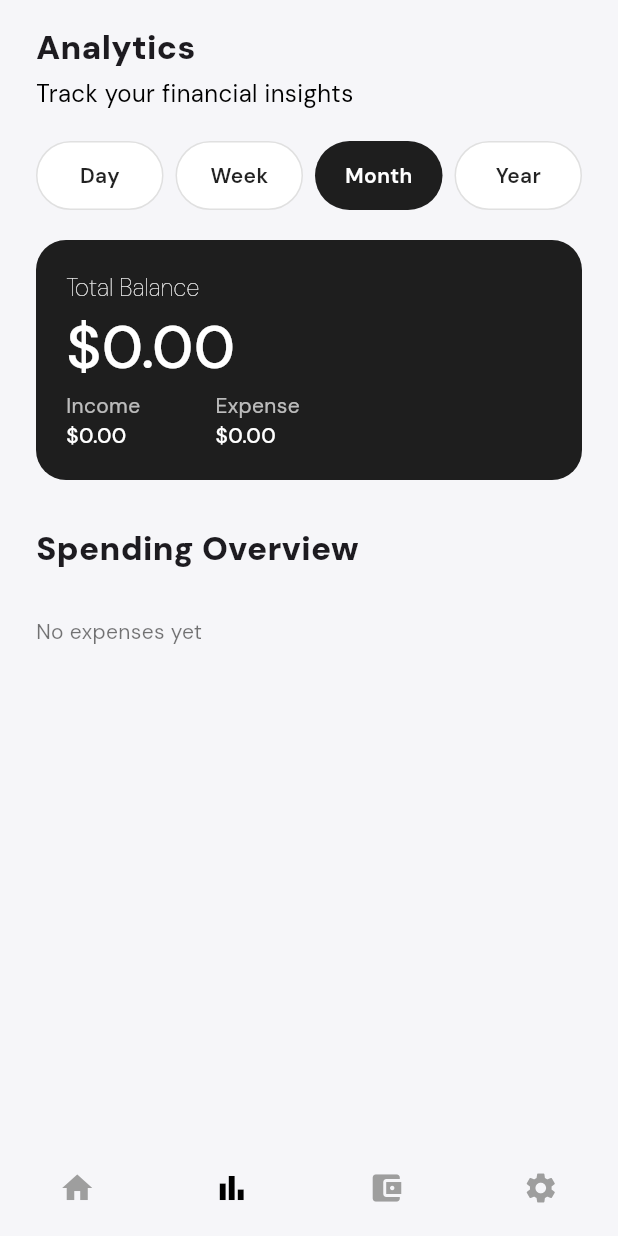
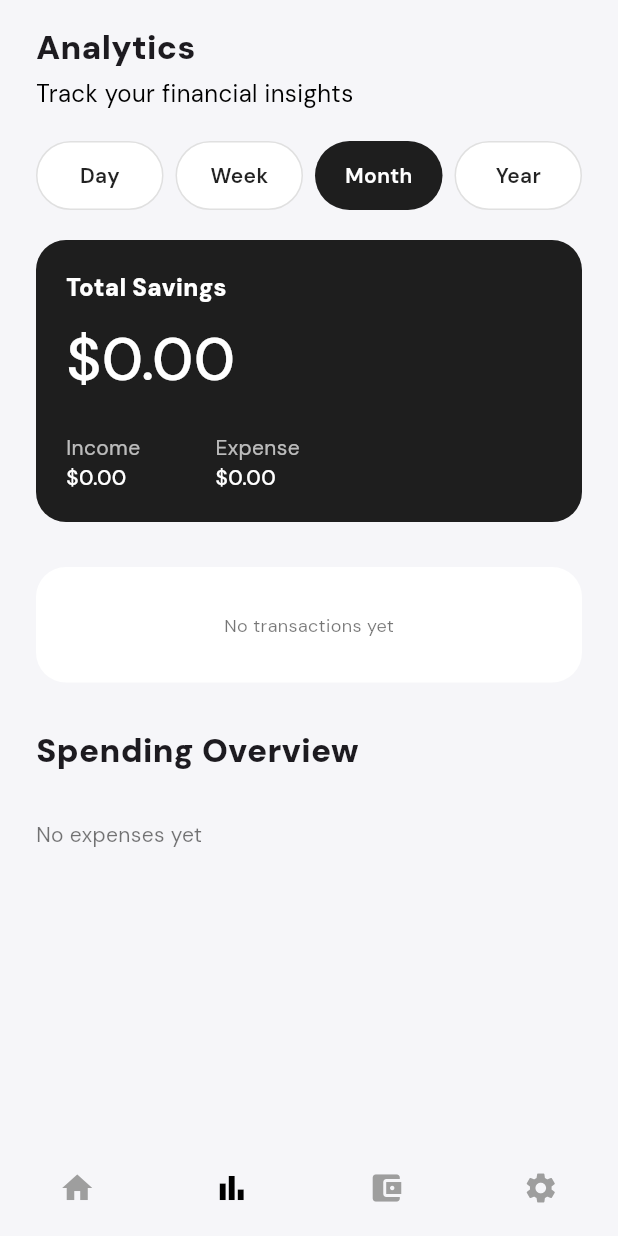
Before and after one commit to Lososel/fintrack-app, a Flutter app: the AnalyticsScreen screen opened directly, on a phone screen of 412 x 824 dp. Run offline on Flutter 3.47's test engine with Material 3 defaults, Android fonts, the phone set to English and light mode, and no system bars; our stand-ins replace fl_chart, google_fonts.

Commit message:
feat: add charts

```diff
--- a/lib/components/cards/balance_card.dart
+++ b/lib/components/cards/balance_card.dart
@@ -4,16 +4,23 @@ class BalanceCard extends StatelessWidget {
   final double totalBalance;
   final double income;
   final double expense;
+  final String? title;
+  final bool showSavingsPercentage;
 
   const BalanceCard({
     super.key,
     required this.totalBalance,
     required this.income,
     required this.expense,
+    this.title,
+    this.showSavingsPercentage = false,
   });
 
   @override
   Widget build(BuildContext context) {
+    final displayTitle = title ?? "Total Balance";
+    final savingsPercentage = income > 0 ? (totalBalance / income) * 100 : 0.0;
+
     return Container(
       padding: const EdgeInsets.all(20),
       decoration: BoxDecoration(
@@ -23,15 +30,15 @@ class BalanceCard extends StatelessWidget {
       child: Column(
         crossAxisAlignment: CrossAxisAlignment.start,
         children: [
-          const Text(
-            "Total Balance",
-            style: TextStyle(
+          Text(
+            displayTitle,
+            style: const TextStyle(
               color: Colors.white,
               fontSize: 16,
-              fontWeight: FontWeight.w100,
+              fontWeight: FontWeight.w900,
             ),
           ),
-
+          const SizedBox(height: 8),
           Text(
             "\$${totalBalance.toStringAsFixed(2)}",
             style: const TextStyle(
@@ -40,7 +47,34 @@ class BalanceCard extends StatelessWidget {
               fontWeight: FontWeight.w500,
             ),
           ),
-
+          if (showSavingsPercentage && income > 0) ...[
+            const SizedBox(height: 20),
+            Row(
+              children: [
+                Expanded(
+                  child: ClipRRect(
+                    borderRadius: BorderRadius.circular(4),
+                    child: LinearProgressIndicator(
+                      value: savingsPercentage / 100,
+                      minHeight: 8,
+                      backgroundColor: Colors.white.withOpacity(0.2),
+                      valueColor: const AlwaysStoppedAnimation<Color>(Colors.white),
+                    ),
+                  ),
+                ),
+                const SizedBox(width: 8),
+                Text(
+                  "${savingsPercentage.toStringAsFixed(1)}%",
+                  style: const TextStyle(
+                    color: Colors.white,
+                    fontSize: 14,
+                    fontWeight: FontWeight.w500,
+                  ),
+                ),
+              ],
+            ),
+          ],
+          const SizedBox(height: 20),
           Row(
             children: [
               _info("Income", income),
--- a/lib/components/charts/spending_pie_chart.dart
+++ b/lib/components/charts/spending_pie_chart.dart
@@ -188,7 +188,7 @@ class _SpendingPieChartState extends State<SpendingPieChart> {
       );
     } else {
       return const Text(
-        'Tap to see amount',
+        'Tap',
         style: TextStyle(
           fontSize: 12,
           color: Colors.black54,
--- a/lib/screens/analytics/analytics_screen.dart
+++ b/lib/screens/analytics/analytics_screen.dart
@@ -5,6 +5,7 @@ import 'package:fintrack_app/services/transaction_service.dart';
 import 'package:fintrack_app/utils/analytics_calculator.dart';
 import 'widgets/spending_overview.dart';
 import 'widgets/time_period_selector.dart';
+import 'widgets/income_expense_trend_chart.dart';
 
 class AnalyticsScreen extends StatefulWidget {
   const AnalyticsScreen({super.key});
@@ -77,6 +78,14 @@ class _AnalyticsScreenState extends State<AnalyticsScreen> {
                 totalBalance: totals['total']!,
                 income: totals['income']!,
                 expense: totals['expense']!,
+                title: "Total Savings",
+                showSavingsPercentage: true,
+              ),
+              const SizedBox(height: 30),
+
+              IncomeExpenseTrendChart(
+                transactions: _transactionService.transactions,
+                selectedPeriod: _selectedPeriod,
               ),
               const SizedBox(height: 30),
               const SpendingOverview(),
--- /dev/null
+++ b/lib/screens/analytics/widgets/income_expense_trend_chart.dart
@@ -0,0 +1,405 @@
+import 'package:flutter/material.dart';
+import 'package:fl_chart/fl_chart.dart';
+import 'package:fintrack_app/models/transaction_model.dart';
+import 'package:fintrack_app/screens/analytics/widgets/time_period_selector.dart';
+
+class IncomeExpenseTrendChart extends StatefulWidget {
+  final List<TransactionModel> transactions;
+  final TimePeriod selectedPeriod;
+
+  const IncomeExpenseTrendChart({
+    super.key,
+    required this.transactions,
+    required this.selectedPeriod,
+  });
+
+  @override
+  State<IncomeExpenseTrendChart> createState() => _IncomeExpenseTrendChartState();
+}
+
+class _IncomeExpenseTrendChartState extends State<IncomeExpenseTrendChart> {
+  List<FlSpot>? _incomeSpots;
+  List<FlSpot>? _expenseSpots;
+  List<String>? _xAxisLabels;
+  double? _maxY;
+
+  @override
+  void initState() {
+    super.initState();
+    _calculateData();
+  }
+
+  @override
+  void didUpdateWidget(IncomeExpenseTrendChart oldWidget) {
+    super.didUpdateWidget(oldWidget);
+    if (oldWidget.selectedPeriod != widget.selectedPeriod ||
+        oldWidget.transactions != widget.transactions) {
+      _calculateData();
+    }
+  }
+
+  void _calculateData() {
+    final now = DateTime.now();
+    DateTime startDate;
+    int numberOfPoints;
+
+    switch (widget.selectedPeriod) {
+      case TimePeriod.day:
+        startDate = DateTime(now.year, now.month, now.day);
+        numberOfPoints = 24; // Hours in a day
+        break;
+      case TimePeriod.week:
+        startDate = now.subtract(Duration(days: now.weekday - 1));
+        startDate = DateTime(startDate.year, startDate.month, startDate.day);
+        numberOfPoints = 7; // Days in a week
+        break;
+      case TimePeriod.month:
+        // Rolling 30 days including today (from 29 days ago to today)
+        startDate = now.subtract(const Duration(days: 29));
+        startDate = DateTime(startDate.year, startDate.month, startDate.day);
+        numberOfPoints = 30; // 30 days including today
+        break;
+      case TimePeriod.year:
+        startDate = DateTime(now.year, 1, 1);
+        numberOfPoints = 12; // Months in a year
+        break;
+    }
+
+    final endDate = DateTime(now.year, now.month, now.day, 23, 59, 59);
+
+    // Filter transactions for the selected period
+    final filteredTransactions = widget.transactions.where((transaction) {
+      return transaction.date.isAfter(startDate.subtract(const Duration(days: 1))) &&
+          transaction.date.isBefore(endDate.add(const Duration(days: 1)));
+    }).toList();
+
+    // Initialize data points
+    final incomeData = List<double>.filled(numberOfPoints, 0.0);
+    final expenseData = List<double>.filled(numberOfPoints, 0.0);
+    final labels = <String>[];
+
+    // Group transactions by time period
+    for (var transaction in filteredTransactions) {
+      int index;
+
+      switch (widget.selectedPeriod) {
+        case TimePeriod.day:
+          index = transaction.date.hour;
+          break;
+        case TimePeriod.week:
+          index = transaction.date.difference(startDate).inDays;
+          break;
+        case TimePeriod.month:
+          index = transaction.date.difference(startDate).inDays;
+          break;
+        case TimePeriod.year:
+          index = transaction.date.month - 1;
+          break;
+      }
+
+      if (index >= 0 && index < numberOfPoints) {
+        if (transaction.isIncome) {
+          incomeData[index] += transaction.amount;
+        } else {
+          expenseData[index] += transaction.amount;
+        }
+      }
+    }
+
+    // Generate labels
+    for (int i = 0; i < numberOfPoints; i++) {
+      DateTime labelDate;
+      switch (widget.selectedPeriod) {
+        case TimePeriod.day:
+          labelDate = startDate.add(Duration(hours: i));
+          labels.add('${labelDate.hour.toString().padLeft(2, '0')}:00');
+          break;
+        case TimePeriod.week:
+          labelDate = startDate.add(Duration(days: i));
+          labels.add(_getDayAbbreviation(labelDate.weekday));
+          break;
+        case TimePeriod.month:
+          labelDate = startDate.add(Duration(days: i));
+          labels.add('${labelDate.day}');
+          break;
+        case TimePeriod.year:
+          labelDate = DateTime(now.year, i + 1, 1);
+          labels.add(_getMonthAbbreviation(labelDate.month));
+          break;
+      }
+    }
+
+    // Create FlSpot lists - ensure all values are >= 0
+    _incomeSpots = List.generate(
+      numberOfPoints,
+      (index) => FlSpot(index.toDouble(), incomeData[index].clamp(0.0, double.infinity)),
+    );
+    _expenseSpots = List.generate(
+      numberOfPoints,
+      (index) => FlSpot(index.toDouble(), expenseData[index].clamp(0.0, double.infinity)),
+    );
+
+    // Calculate max Y value
+    final maxIncome = incomeData.isEmpty ? 0 : incomeData.reduce((a, b) => a > b ? a : b);
+    final maxExpense = expenseData.isEmpty ? 0 : expenseData.reduce((a, b) => a > b ? a : b);
+    _maxY = (maxIncome > maxExpense ? maxIncome : maxExpense) * 1.2; // Add 20% padding
+    if (_maxY! < 100) _maxY = 100; // Minimum scale
+
+    _xAxisLabels = labels;
+    setState(() {});
+  }
+
+  String _getDayAbbreviation(int weekday) {
+    const days = ['Mon', 'Tue', 'Wed', 'Thu', 'Fri', 'Sat', 'Sun'];
+    return days[weekday - 1];
+  }
+
+  String _getMonthAbbreviation(int month) {
+    const months = ['Jan', 'Feb', 'Mar', 'Apr', 'May', 'Jun', 'Jul', 'Aug', 'Sep', 'Oct', 'Nov', 'Dec'];
+    return months[month - 1];
+  }
+
+  int _getXAxisInterval() {
+    switch (widget.selectedPeriod) {
+      case TimePeriod.day:
+        return 4; // Show every 4 hours (6 labels total)
+      case TimePeriod.week:
+        return 1; // Show all 7 days
+      case TimePeriod.month:
+        // For 30 days, show every 5th day (6 labels total) to prevent overflow
+        return 5;
+      case TimePeriod.year:
+        return 2; // Show every 2 months (6 labels total)
+    }
+  }
+
+  @override
+  Widget build(BuildContext context) {
+    if (_incomeSpots == null || _expenseSpots == null || _xAxisLabels == null) {
+      return const SizedBox.shrink();
+    }
+
+    if (widget.transactions.isEmpty) {
+      return Container(
+        width: double.infinity,
+        padding: const EdgeInsets.all(30),
+        decoration: BoxDecoration(
+          color: Colors.white,
+          borderRadius: BorderRadius.circular(20),
+        ),
+        child: Center(
+          child: Text(
+            'No transactions yet',
+            style: TextStyle(
+              fontSize: 12,
+              color: Colors.black54,
+            ),
+          ),
+        ),
+      );
+    }
+
+    final xAxisInterval = _getXAxisInterval();
+    final yAxisInterval = _maxY! / 3; // Show only 3 Y-axis labels instead of 5
+
+    return Container(
+      width: double.infinity,
+
+
+
+      child: Column(
+        crossAxisAlignment: CrossAxisAlignment.start,
+        children: [
+           const Text(
+            "Income & Expense Trend",
+            style: TextStyle(
+              fontSize: 22,
+              fontWeight: FontWeight.w900,
+              color: Colors.black,
+            ),
+          ),
+
+          const SizedBox(height: 16),
+          SizedBox(
+            height: 200,
+            child: LineChart(
+                LineChartData(
+                  gridData: FlGridData(
+                    show: true,
+                    drawVerticalLine: false,
+                    horizontalInterval: yAxisInterval,
+                    getDrawingHorizontalLine: (value) {
+                      return FlLine(
+                        color: const Color(0xFFAAA6A6),
+                        strokeWidth: 1,
+                      );
+                    },
+                  ),
+                  titlesData: FlTitlesData(
+                    show: true,
+                    rightTitles: const AxisTitles(
+                      sideTitles: SideTitles(showTitles: false),
+                    ),
+                    topTitles: const AxisTitles(
+                      sideTitles: SideTitles(showTitles: false),
+                    ),
+                    bottomTitles: AxisTitles(
+                      axisNameSize: 0,
+                      sideTitles: SideTitles(
+                        showTitles: true,
+                        reservedSize: widget.selectedPeriod == TimePeriod.month ? 35 : 24,
+                        interval: 1, // Use interval of 1 to get all values, then filter in getTitlesWidget
+                        getTitlesWidget: (value, meta) {
+                          final index = value.toInt();
+                          final lastIndex = _xAxisLabels!.length - 1;
+                          // Show labels at intervals OR the last label
+                          final isAtInterval = index % xAxisInterval == 0;
+                          final isLastLabel = index == lastIndex;
+                          final shouldShow = index >= 0 &&
+                              index < _xAxisLabels!.length &&
+                              (isAtInterval || isLastLabel);
+
+                          if (shouldShow) {
+                            // Use wider width for day view (time format "00:00" needs more space)
+                            final labelWidth = widget.selectedPeriod == TimePeriod.day ? 35.0 : 25.0;
+                            return Padding(
+                              padding: const EdgeInsets.only(top: 4.0),
+                              child: SizedBox(
+                                width: labelWidth,
+                                child: Text(
+                                  _xAxisLabels![index],
+                                  style: const TextStyle(
+                                    color: Colors.black,
+                                    fontSize: 9,
+                                    fontWeight: FontWeight.w500,
+                                  ),
+                                  textAlign: TextAlign.center,
+                                  maxLines: 1,
+                                  overflow: TextOverflow.visible,
+                                ),
+                              ),
+                            );
+                          }
+                          return const SizedBox.shrink();
+                        },
+                      ),
+                    ),
+                    leftTitles: AxisTitles(
+                      sideTitles: SideTitles(
+                        showTitles: true,
+                        reservedSize: 45,
+                        interval: yAxisInterval,
+                        getTitlesWidget: (value, meta) {
+                          // Format large numbers more compactly
+                          String formattedValue;
+                          if (value >= 1000) {
+                            formattedValue = '\$${(value / 1000).toStringAsFixed(value >= 10000 ? 0 : 1)}k';
+                          } else {
+                            formattedValue = '\$${value.toStringAsFixed(0)}';
+                          }
+                          return Padding(
+                            padding: const EdgeInsets.only(right: 4.0),
+                            child: Text(
+                              formattedValue,
+                              style: const TextStyle(
+                                color:  Color.fromARGB(255, 0, 0, 0),
+                                fontSize: 9,
+                                fontWeight: FontWeight.w500,
+                              ),
+                              textAlign: TextAlign.right,
+                            ),
+                          );
+                        },
+                      ),
+                    ),
+                  ),
+                  borderData: FlBorderData(
+                    show: true,
+                    border: Border.all(color: const Color(0xFFAAA6A6), width: 1),
+                  ),
+                  clipData: FlClipData(
+                    top: false,
+                    bottom: false,
+                    left: false,
+                    right: false,
+                  ),
+                  minX: 0,
+                  maxX: (_incomeSpots!.length - 1).toDouble(),
+                  minY: 0,
+                  maxY: _maxY,
+                  lineTouchData: const LineTouchData(enabled: false),
+                  lineBarsData: [
+                    LineChartBarData(
+                      spots: _incomeSpots!,
+                      isCurved: true,
+                      curveSmoothness: 0.35,
+                      preventCurveOverShooting: true,
+                      color: Colors.green,
+                      barWidth: 2.5,
+                      isStrokeCapRound: true,
+                      dotData: const FlDotData(show: false),
+                      belowBarData: BarAreaData(
+                        show: true,
+                        color: Colors.green.withOpacity(0.1),
+                        cutOffY: 0,
+                        applyCutOffY: true,
+                      ),
+                    ),
+                    LineChartBarData(
+                      spots: _expenseSpots!,
+                      isCurved: true,
+                      curveSmoothness: 0.35,
+                      preventCurveOverShooting: true,
+                      color: Colors.red,
+                      barWidth: 2.5,
+                      isStrokeCapRound: true,
+                      dotData: const FlDotData(show: false),
+                      belowBarData: BarAreaData(
+                        show: true,
+                        color: Colors.red.withOpacity(0.1),
+                        cutOffY: 0,
+                        applyCutOffY: true,
+                      ),
+                    ),
+                  ],
+                ),
+              ),
+            ),
+          const SizedBox(height: 12),
+          Row(
+            mainAxisAlignment: MainAxisAlignment.center,
+            children: [
+              _buildLegendItem('Income', Colors.green),
+              const SizedBox(width: 20),
+              _buildLegendItem('Expense', Colors.red),
+            ],
+          ),
+        ],
+      ),
+    );
+  }
+
+  Widget _buildLegendItem(String label, Color color) {
+    return Row(
+      children: [
+        Container(
+          width: 10,
+          height: 10,
+          decoration: BoxDecoration(
+            color: color,
+            shape: BoxShape.circle,
+          ),
+        ),
+        const SizedBox(width: 6),
+        Text(
+          label,
+          style: const TextStyle(
+            fontSize: 11,
+            color: Colors.black87,
+            fontWeight: FontWeight.w500,
+          ),
+        ),
+      ],
+    );
+  }
+}
--- a/lib/screens/analytics/widgets/spending_overview.dart
+++ b/lib/screens/analytics/widgets/spending_overview.dart
@@ -4,7 +4,6 @@ import 'package:fintrack_app/utils/spending_calculator.dart';
 import 'package:fintrack_app/utils/currency.dart';
 import 'package:fintrack_app/components/charts/spending_pie_chart.dart';
 import 'spending_empty_state.dart';
-import 'total_spending_card.dart';
 import 'category_breakdown_list.dart';
 
 class SpendingOverview extends StatefulWidget {
@@ -69,11 +68,6 @@ class _SpendingOverviewState extends State<SpendingOverview> {
           style: TextStyle(fontSize: 22, fontWeight: FontWeight.w900),
         ),
         const SizedBox(height: 30),
-        TotalSpendingCard(
-          totalSpending: totalSpending,
-          currency: currency,
-        ),
-        const SizedBox(height: 30),
         Center(
           child: SpendingPieChart(
             spendingByCategory: spendingByCategory,
--- a/lib/screens/home/homepage_screen.dart
+++ b/lib/screens/home/homepage_screen.dart
@@ -39,6 +39,7 @@ class _HomeScreenState extends State<HomeScreen> {
   @override
   Widget build(BuildContext context) {
     final recentTransactions = _transactionService.recentTransactions;
+    final allTransactions = _transactionService.transactions;
 
     return Scaffold(
       backgroundColor: const Color(0xfFF6F6F9),
@@ -56,7 +57,7 @@ class _HomeScreenState extends State<HomeScreen> {
               HomeHeader(name: widget.name),
 
               const SizedBox(height: 16),
-              const BalanceCardSection(),
+              BalanceCardSection(transactions: allTransactions),
 
               const SizedBox(height: 20),
               const HomeActions(),
--- a/lib/utils/analytics_calculator.dart
+++ b/lib/utils/analytics_calculator.dart
@@ -18,7 +18,9 @@ class AnalyticsCalculator {
         startDate = DateTime(startDate.year, startDate.month, startDate.day);
         break;
       case TimePeriod.month:
-        startDate = DateTime(now.year, now.month, 1);
+        // Rolling 30 days including today (from 29 days ago to today)
+        startDate = now.subtract(const Duration(days: 29));
+        startDate = DateTime(startDate.year, startDate.month, startDate.day);
         break;
       case TimePeriod.year:
         startDate = DateTime(now.year, 1, 1);
```
Also changed, not shown: lib/screens/analytics/widgets/total_spending_card.dart (deleted, +0 -46 lines), lib/screens/home/widgets/balance_card_section.dart (+18 -5 lines).
